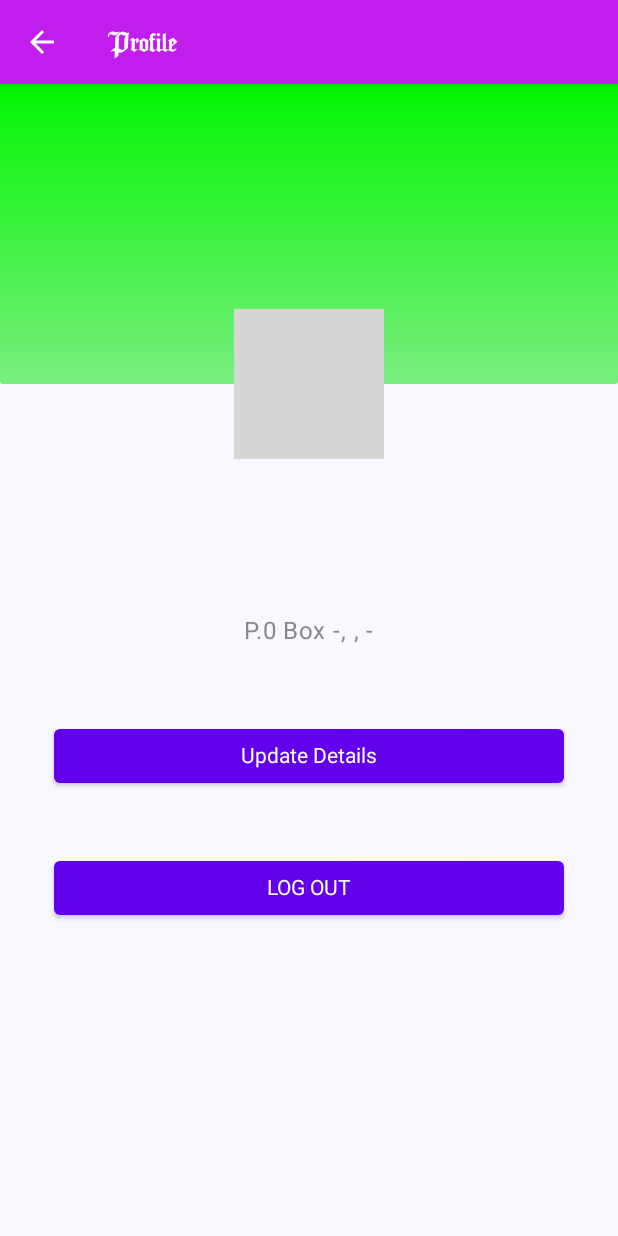
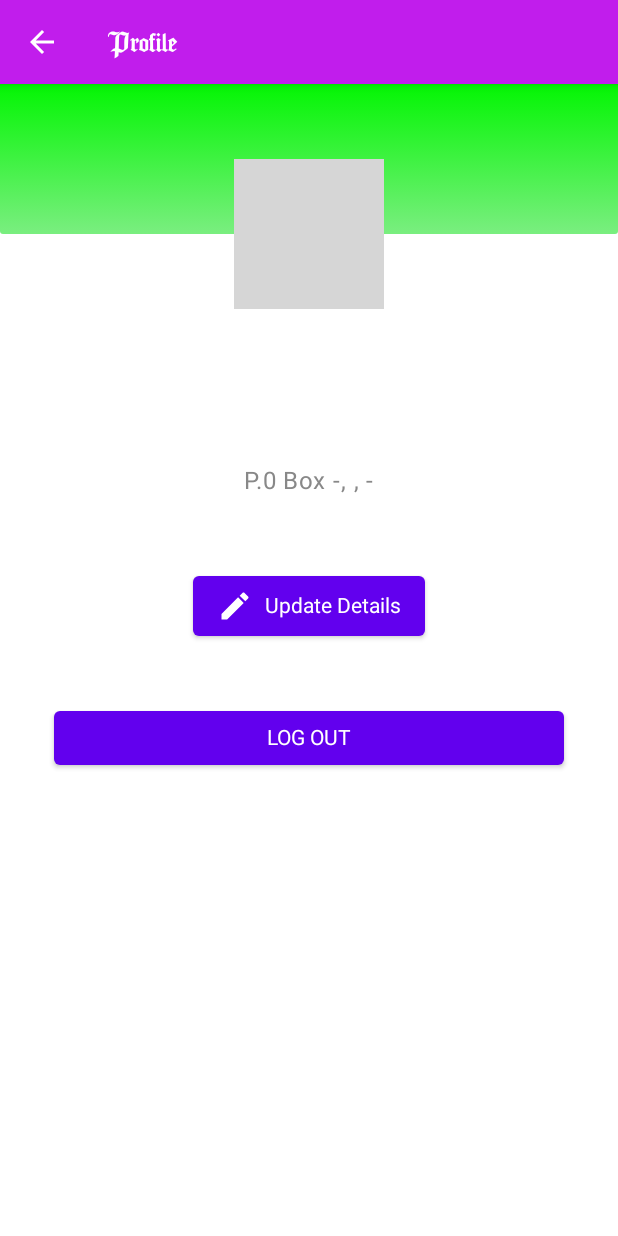
Before and after one commit to keneth217/Real-Estate-Application, an Android app built with Jetpack Compose: the ProfileScreen screen opened through its navigation route, on a phone screen of 412 x 824 dp. Run offline under Robolectric (Android 15) with nearby library versions, the phone set to English and light mode, and no system bars; our stand-ins replace Firebase (no records; nobody signed in at launch, a user with empty details on screens opened directly); Roboto replaces fonts that are not available here; grey boxes are pictures that could not be loaded.

Commit message:
update dashboard

```diff
--- a/app/src/main/java/com/keneth/realestateapplication/views/ProfileScreen.kt
+++ b/app/src/main/java/com/keneth/realestateapplication/views/ProfileScreen.kt
@@ -18,8 +18,11 @@ import androidx.compose.foundation.shape.RoundedCornerShape
 import androidx.compose.material.Button
 import androidx.compose.material.ButtonDefaults
 import androidx.compose.material.OutlinedButton
+import androidx.compose.material.icons.Icons
+import androidx.compose.material.icons.filled.Edit
 import androidx.compose.material3.Card
 import androidx.compose.material3.CardDefaults
+import androidx.compose.material3.Icon
 import androidx.compose.material3.MaterialTheme
 import androidx.compose.material3.Scaffold
 import androidx.compose.material3.Text
@@ -90,18 +93,17 @@ fun ProfileScreen(
                     onMenuClick = { navController.popBackStack() }
                 )
             }
-        }
+        }, containerColor = Color.White, contentColor = Color.Black
     ) { innerPadding ->
         Column(
             modifier = Modifier
                 .fillMaxSize()
                 .padding(innerPadding)
         ) {
-            // Gradient Box
             Box(
                 modifier = Modifier
                     .fillMaxWidth()
-                    .height(200.dp)
+                    .height(100.dp)
                     .background(
                         brush = Brush.verticalGradient(
                             colors = listOf(Color(0xFF03F603), Color(0xFF7AEE80))
@@ -112,18 +114,14 @@ fun ProfileScreen(
                 Box(
                     modifier = Modifier
                         .align(Alignment.BottomCenter)
-                        .offset(y = 50.dp) // Move down by 50dp
+                        .offset(y = 50.dp)
                 ) {
-
-                    // Green Clip Background
                     Box(
                         modifier = Modifier
-                            .size(100.dp) // Same size as the image
+                            .size(100.dp)
                             .clip(CircleShape)
-                            .background(Color.Green) // Green background
+                            .background(Color.Green)
                     )
-
-
                     println("user profile image in profile page :${user.profileImage}")
                     ProfilePicture(
                         profilePicture = profileImage,
@@ -135,10 +133,7 @@ fun ProfileScreen(
                     )
                 }
             }
-
             Spacer(modifier = Modifier.height(50.dp))
-
-            // User Details
             Column(
                 modifier = Modifier
                     .fillMaxWidth()
@@ -176,32 +171,38 @@ fun ProfileScreen(
                         color = Color.Gray
                     )
                 }
-
-
                 Spacer(modifier = Modifier.height(30.dp))
                 Button(
                     onClick = {
-                        val userId = user.uuid // Get the current user's ID
+                        val userId = user.uuid
                         if (userId != null) {
                             navController.navigate("${Screen.UpdateProfileScreen.route}/$userId")
                         } else {
-                            // Handle case where userId is null (e.g., show an error message)
                             println("Error: User ID is null")
                         }
                     },
                     modifier = Modifier
-                        .fillMaxWidth(1f)
                         .padding(20.dp)
                         .align(Alignment.CenterHorizontally)
                 ) {
-                    Text(
-                        "Update Details",
-                        style = TextStyle(
-                            color = Color.White
+                    Row(
+                        verticalAlignment = Alignment.CenterVertically,
+                        horizontalArrangement = Arrangement.spacedBy(8.dp)
+                    ) {
+                        Icon(
+                            imageVector = Icons.Default.Edit,
+                            contentDescription = "Edit Icon",
+                            tint = Color.White
                         )
-                    )
+                        Text(
+                            text = "Update Details",
+                            style = TextStyle(
+                                color = Color.White
+                            )
+                        )
+                    }
                 }
-                // Logout Button
+
                 Button(
                     onClick = { confirmLogout = true },
                     modifier = Modifier
@@ -220,13 +221,13 @@ fun ProfileScreen(
         }
     }
 
-    // Logout Confirmation Dialog
+    // Logout Confirmation Dialo
     if (confirmLogout) {
         Box(
             modifier = Modifier
                 .fillMaxSize()
-                .background(Color.Black.copy(alpha = 0.5f)) // Semi-transparent overlay
-                .clickable { confirmLogout = false }, // Dismiss when clicking outside
+                .background(Color.Black.copy(alpha = 0.5f))
+                .clickable { confirmLogout = false },
             contentAlignment = Alignment.Center
         ) {
             Card(
@@ -252,14 +253,14 @@ fun ProfileScreen(
                     )
                     Spacer(modifier = Modifier.height(8.dp))
                     Text(
-                        text = "Are you sure you want to log out? \nThis will clear your session.",
+                        text = "Are you sure you want to log out?" +
+                                " \nThis will clear your session.",
                         style = MaterialTheme.typography.bodyMedium,
                         textAlign = TextAlign.Center,
                         color = Color.Gray
                     )
 
                     Spacer(modifier = Modifier.height(20.dp))
-
                     Row(
                         modifier = Modifier.fillMaxWidth(),
                         horizontalArrangement = Arrangement.SpaceEvenly
@@ -295,7 +296,6 @@ fun ProfileScreen(
 }
 
 
-// Utility function to format the address
 fun formatAddress(address: UserAddress?): String {
     return "${address?.postalCode ?: "N/A"}, " +
             "${address?.street ?: "Unknown Street"}, " +
```
